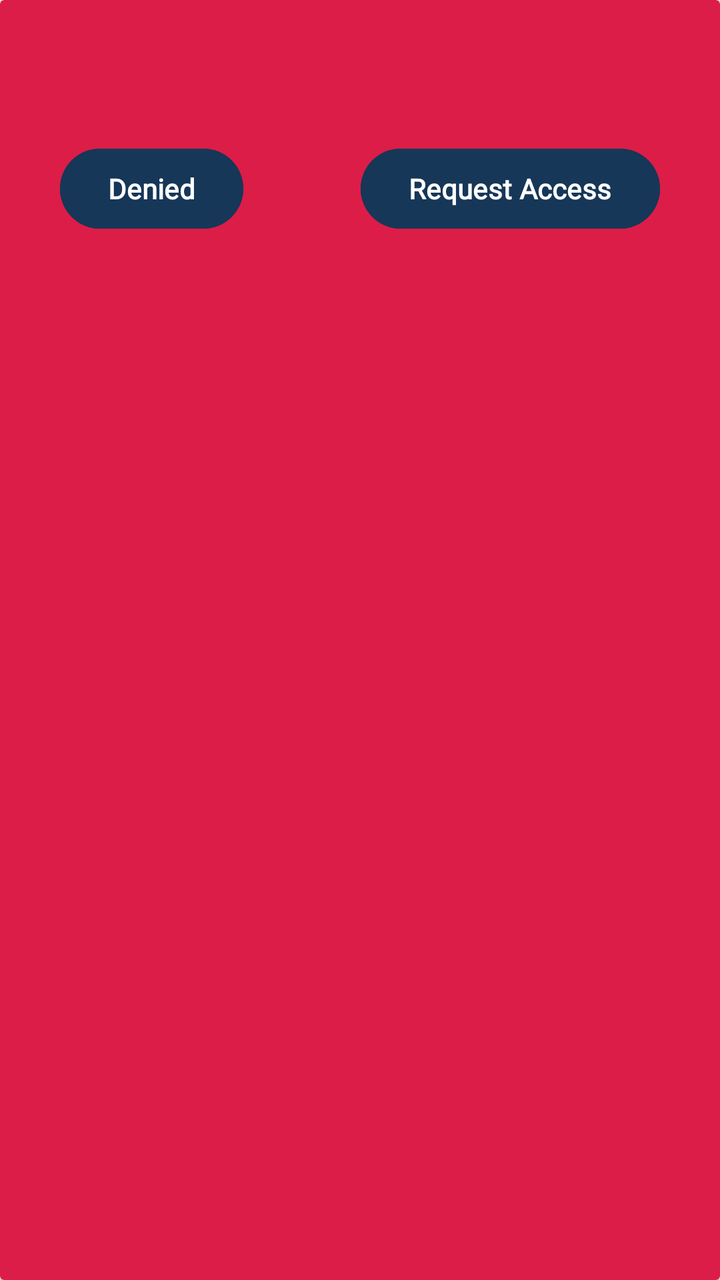
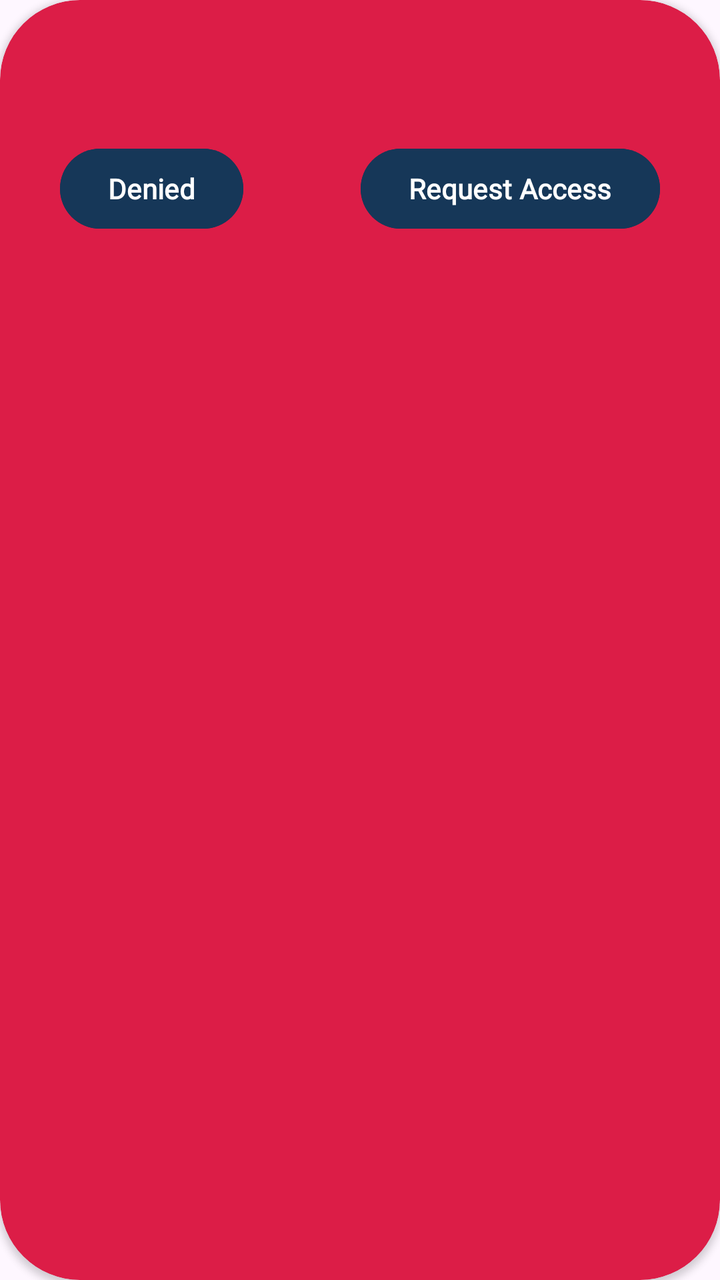

Screens rendered from an Android XML layout before and after an edit, with the pre-edit source and the edit as a unified diff.
<!-- AndroidManifest.xml: application theme Theme.EmployeeManagement -->
<!-- res/layout/item_permission.xml -->
<?xml version="1.0" encoding="utf-8"?>
<androidx.cardview.widget.CardView xmlns:android="http://schemas.android.com/apk/res/android"
    android:id="@+id/cv_permissions"
    android:layout_width="match_parent"
    android:layout_height="120dp"
    xmlns:app="http://schemas.android.com/apk/res-auto"
    android:layout_margin="20dp"
    app:layout_constraintTop_toTopOf="parent"
    app:layout_constraintBottom_toBottomOf="parent"
    app:layout_constraintStart_toStartOf="parent"
    android:backgroundTint="@color/jeebly_red"
    app:layout_constraintEnd_toEndOf="parent"
    >

    <androidx.constraintlayout.widget.ConstraintLayout
        android:layout_width="match_parent"
        android:layout_height="match_parent"
        >
        <TextView
            android:id="@+id/tv_permissionsName"
            android:layout_width="wrap_content"
            android:layout_height="wrap_content"
            android:layout_marginTop="20dp"
            android:fontFamily="@font/nexaregular"
            android:textColor="@color/white"
            android:textSize="15sp"
            android:textStyle="bold"
            app:layout_constraintTop_toTopOf="parent"
            app:layout_constraintLeft_toLeftOf="parent"
            app:layout_constraintRight_toRightOf="parent"
            />

        <Button
            android:id="@+id/btn_denied"
            android:layout_width="wrap_content"
            android:layout_height="wrap_content"
            android:backgroundTint="@color/jeebly_blue"
            android:text="Denied"
            android:fontFamily="@font/nexaregular"
            android:textStyle="bold"
            app:layout_constraintLeft_toLeftOf="parent"
            android:layout_marginStart="30dp"
            android:layout_marginTop="30dp"
            app:layout_constraintTop_toBottomOf="@id/tv_permissionsName"
            />
        <Button
            android:id="@+id/btn_granted"
            android:layout_width="wrap_content"
            android:layout_height="wrap_content"
            android:backgroundTint="@color/jeebly_blue"
            android:visibility="gone"
            android:text="Granted"
            android:textStyle="bold"
            android:fontFamily="@font/nexaregular"
            app:layout_constraintLeft_toLeftOf="parent"
            app:layout_constraintRight_toRightOf="parent"

            android:layout_marginTop="30dp"
            app:layout_constraintTop_toBottomOf="@id/tv_permissionsName"
            />
        <Button
            android:id="@+id/btn_requestAccess"
            android:layout_width="wrap_content"
            android:layout_height="wrap_content"
            android:fontFamily="@font/nexaregular"
            android:text="Request Access"
            android:textStyle="bold"
            android:backgroundTint="@color/jeebly_blue"
            app:layout_constraintEnd_toEndOf="parent"
            android:layout_marginEnd="30dp"
            android:layout_marginTop="30dp"
            app:layout_constraintTop_toBottomOf="@id/tv_permissionsName"
            />





    </androidx.constraintlayout.widget.ConstraintLayout>



</androidx.cardview.widget.CardView>
<!-- resources referenced by this layout -->
<resources>
  <color name="jeebly_blue">#163758</color>
  <color name="jeebly_red">#DC1D47</color>
  <color name="white">#FFFFFFFF</color>
  <style name="Theme.EmployeeManagement" parent="Base.Theme.EmployeeManagement" />
  <style name="Base.Theme.EmployeeManagement" parent="Theme.Material3.DayNight.NoActionBar">
          
          
      </style>
</resources>

<!-- the commit's change to res/layout/item_permission.xml (unified diff, before → after) -->
@@ -10,6 +10,7 @@
     app:layout_constraintStart_toStartOf="parent"
     android:backgroundTint="@color/jeebly_red"
     app:layout_constraintEnd_toEndOf="parent"
+    app:cardCornerRadius="40dp"
     >
 
     <androidx.constraintlayout.widget.ConstraintLayout
@@ -37,6 +38,7 @@
             android:backgroundTint="@color/jeebly_blue"
             android:text="Denied"
             android:fontFamily="@font/nexaregular"
+            android:textColor="@color/white"
             android:textStyle="bold"
             app:layout_constraintLeft_toLeftOf="parent"
             android:layout_marginStart="30dp"
@@ -50,6 +52,7 @@
             android:backgroundTint="@color/jeebly_blue"
             android:visibility="gone"
             android:text="Granted"
+            android:textColor="@color/white"
             android:textStyle="bold"
             android:fontFamily="@font/nexaregular"
             app:layout_constraintLeft_toLeftOf="parent"
@@ -64,6 +67,7 @@
             android:layout_height="wrap_content"
             android:fontFamily="@font/nexaregular"
             android:text="Request Access"
+            android:textColor="@color/white"
             android:textStyle="bold"
             android:backgroundTint="@color/jeebly_blue"
             app:layout_constraintEnd_toEndOf="parent"
